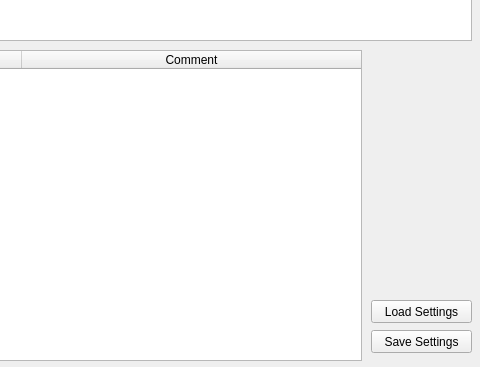
Above: sgauto.ui from misiektw/sgauto before the change; both pictures show x 339 to 819 and y 130 to 497 of the 819 by 497 pixel window. Below: the same form after it.
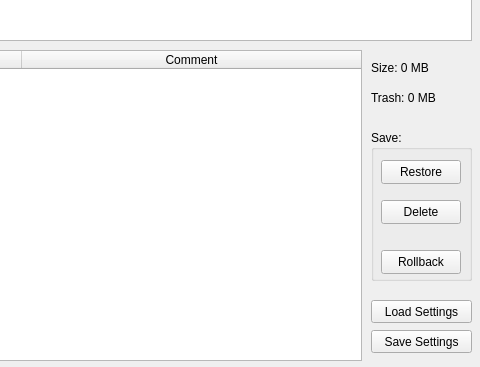
That is the form after the change. Icons and pictures are not drawn.

Commit message: Added restore, delete, rollback. Version bump.

The edit to the form file:
```diff
--- a/sgauto.ui
+++ b/sgauto.ui
@@ -337,6 +337,93 @@
     <string>Load Settings</string>
    </property>
   </widget>
+  <widget class="QGroupBox" name="gbSave">
+   <property name="geometry">
+    <rect>
+     <x>710</x>
+     <y>260</y>
+     <width>101</width>
+     <height>151</height>
+    </rect>
+   </property>
+   <property name="title">
+    <string>Save:</string>
+   </property>
+   <widget class="QPushButton" name="pbRestore">
+    <property name="geometry">
+     <rect>
+      <x>10</x>
+      <y>30</y>
+      <width>80</width>
+      <height>24</height>
+     </rect>
+    </property>
+    <property name="toolTip">
+     <string>Restore selected save files.</string>
+    </property>
+    <property name="text">
+     <string>Restore</string>
+    </property>
+   </widget>
+   <widget class="QPushButton" name="pbDelete">
+    <property name="geometry">
+     <rect>
+      <x>10</x>
+      <y>70</y>
+      <width>80</width>
+      <height>24</height>
+     </rect>
+    </property>
+    <property name="toolTip">
+     <string>Duh...</string>
+    </property>
+    <property name="text">
+     <string>Delete</string>
+    </property>
+   </widget>
+   <widget class="QPushButton" name="pbRollback">
+    <property name="geometry">
+     <rect>
+      <x>10</x>
+      <y>120</y>
+      <width>80</width>
+      <height>24</height>
+     </rect>
+    </property>
+    <property name="toolTip">
+     <string>Restore selected save and delete all newer.</string>
+    </property>
+    <property name="text">
+     <string>Rollback</string>
+    </property>
+   </widget>
+  </widget>
+  <widget class="QLabel" name="lbSize">
+   <property name="geometry">
+    <rect>
+     <x>710</x>
+     <y>190</y>
+     <width>101</width>
+     <height>16</height>
+    </rect>
+   </property>
+   <property name="text">
+    <string>Size: 0 MB</string>
+   </property>
+  </widget>
+  <widget class="QLabel" name="lbTrash">
+   <property name="geometry">
+    <rect>
+     <x>710</x>
+     <y>220</y>
+     <width>101</width>
+     <height>16</height>
+    </rect>
+   </property>
+   <property name="text">
+    <string>Trash: 0 MB</string>
+   </property>
+  </widget>
  </widget>
  <resources/>
  <connections/>
```
Left out of the diff: 6 changed lines with no effect on the pictures. The commit also changes 1 other file.
